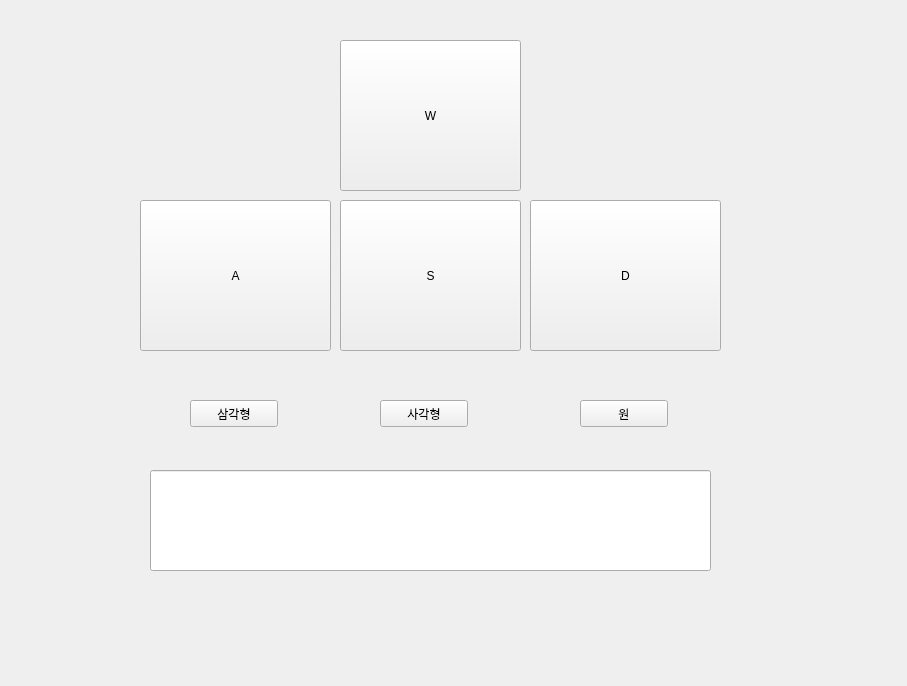
The window that day_2/hw1/test_ros_qt/ui/mainwindow.ui (dhchoi77/Robit_intelligence_ros) describes before a commit, drawn with Qt 5.
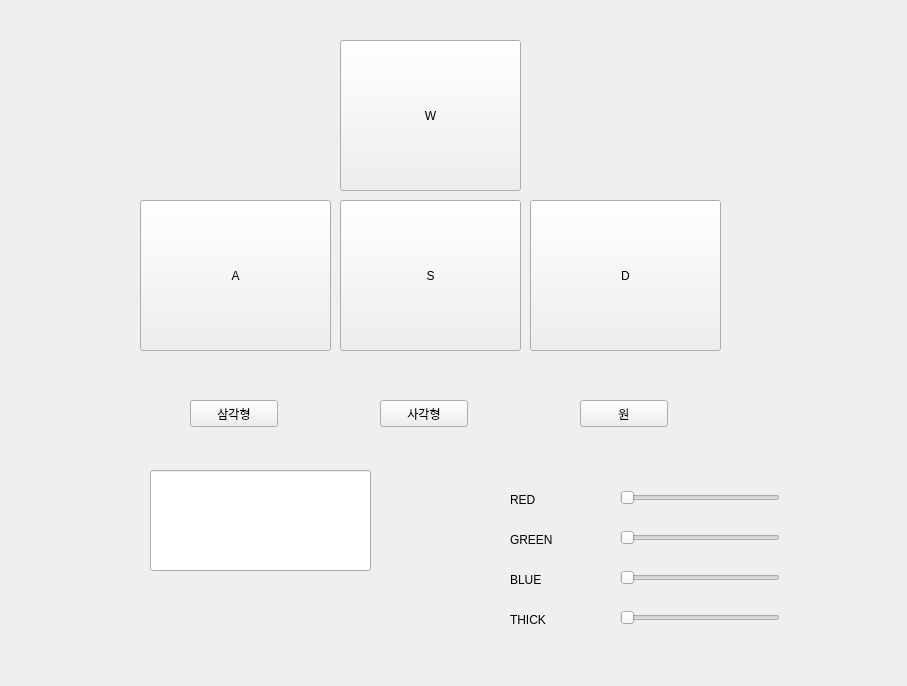
The same window after the commit. Icons and pictures are not drawn.

Commit message: RGB thick 갱신

```diff
--- a/day_2/hw1/test_ros_qt/ui/mainwindow.ui
+++ b/day_2/hw1/test_ros_qt/ui/mainwindow.ui
@@ -117,11 +117,115 @@
      <rect>
       <x>150</x>
       <y>470</y>
-      <width>561</width>
+      <width>221</width>
       <height>101</height>
      </rect>
     </property>
    </widget>
+   <widget class="QSlider" name="sliderR">
+    <property name="geometry">
+     <rect>
+      <x>620</x>
+      <y>490</y>
+      <width>160</width>
+      <height>16</height>
+     </rect>
+    </property>
+    <property name="orientation">
+     <enum>Qt::Horizontal</enum>
+    </property>
+   </widget>
+   <widget class="QSlider" name="sliderG">
+    <property name="geometry">
+     <rect>
+      <x>620</x>
+      <y>530</y>
+      <width>160</width>
+      <height>16</height>
+     </rect>
+    </property>
+    <property name="orientation">
+     <enum>Qt::Horizontal</enum>
+    </property>
+   </widget>
+   <widget class="QSlider" name="sliderB">
+    <property name="geometry">
+     <rect>
+      <x>620</x>
+      <y>570</y>
+      <width>160</width>
+      <height>16</height>
+     </rect>
+    </property>
+    <property name="orientation">
+     <enum>Qt::Horizontal</enum>
+    </property>
+   </widget>
+   <widget class="QSlider" name="sliderWidth">
+    <property name="geometry">
+     <rect>
+      <x>620</x>
+      <y>610</y>
+      <width>160</width>
+      <height>16</height>
+     </rect>
+    </property>
+    <property name="orientation">
+     <enum>Qt::Horizontal</enum>
+    </property>
+   </widget>
+   <widget class="QLabel" name="labelR">
+    <property name="geometry">
+     <rect>
+      <x>510</x>
+      <y>490</y>
+      <width>66</width>
+      <height>19</height>
+     </rect>
+    </property>
+    <property name="text">
+     <string>RED</string>
+    </property>
+   </widget>
+   <widget class="QLabel" name="labelG">
+    <property name="geometry">
+     <rect>
+      <x>510</x>
+      <y>530</y>
+      <width>66</width>
+      <height>19</height>
+     </rect>
+    </property>
+    <property name="text">
+     <string>GREEN</string>
+    </property>
+   </widget>
+   <widget class="QLabel" name="labelB">
+    <property name="geometry">
+     <rect>
+      <x>510</x>
+      <y>570</y>
+      <width>66</width>
+      <height>19</height>
+     </rect>
+    </property>
+    <property name="text">
+     <string>BLUE</string>
+    </property>
+   </widget>
+   <widget class="QLabel" name="labelWidth">
+    <property name="geometry">
+     <rect>
+      <x>510</x>
+      <y>610</y>
+      <width>66</width>
+      <height>19</height>
+     </rect>
+    </property>
+    <property name="text">
+     <string>THICK</string>
+    </property>
+   </widget>
   </widget>
   <action name="action_Quit">
    <property name="text">
```
The commit also changes 4 other files.
